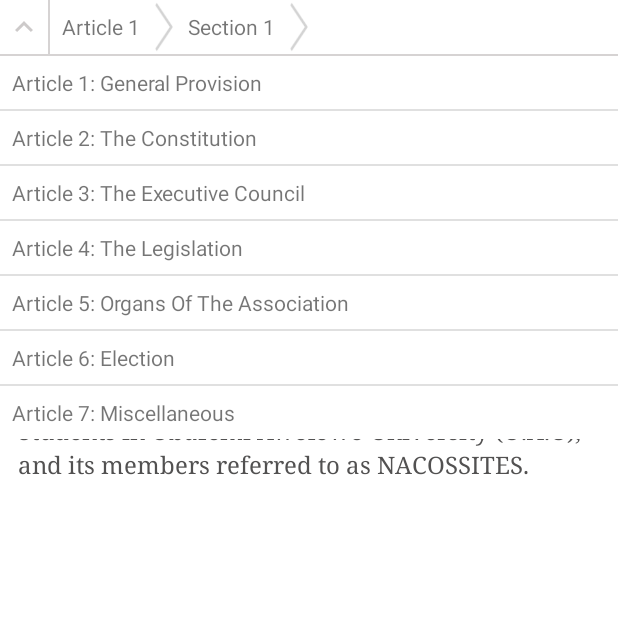
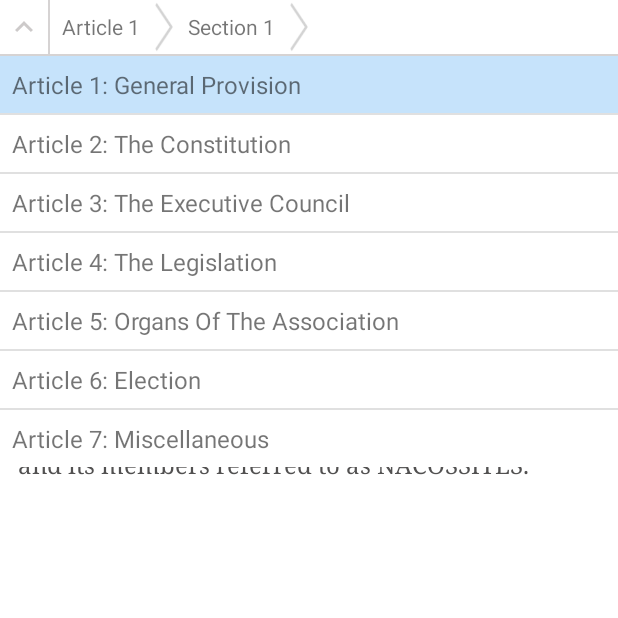
Before and after one commit to afomic/Nacoss, an Android app: the fragment ConstitutionDetailFragment placed in its activity, after a tap on an icon or button, on a phone screen of 412 x 824 dp, the top half of it. Run offline under Robolectric (Android 15) with nearby library versions, the phone set to English and light mode, and no system bars; 5 statements that could not run were skipped.

```diff
--- a/app/src/main/java/com/afomic/nacoss/adapter/ArticleListAdapter.java
+++ b/app/src/main/java/com/afomic/nacoss/adapter/ArticleListAdapter.java
@@ -1,10 +1,14 @@
 package com.afomic.nacoss.adapter;
 
 import android.content.Context;
+import android.graphics.Color;
+import android.view.LayoutInflater;
 import android.view.View;
 import android.view.ViewGroup;
 import android.widget.BaseAdapter;
 import android.widget.TextView;
+
+import com.afomic.nacoss.R;
 
 /**
  * Created by afomic on 14-Nov-16.
@@ -13,8 +17,10 @@ public class ArticleListAdapter extends BaseAdapter {
     String[]articles={"Article 1: General Provision","Article 2: The Constitution","Article 3: The Executive Council","Article 4: The Legislation",
             "Article 5: Organs Of The Association","Article 6: Election","Article 7: Miscellaneous"};
     Context context;
-    public ArticleListAdapter(Context context){
+    int article;
+    public ArticleListAdapter(Context context,int article){
         this.context=context;
+        this.article=article;
     }
     @Override
     public int getCount() {
@@ -33,9 +39,12 @@ public class ArticleListAdapter extends BaseAdapter {
 
     @Override
     public View getView(int position, View convertView, ViewGroup parent) {
-        TextView view=new TextView(context);
+        convertView= LayoutInflater.from(context).inflate(R.layout.aryicle_menu,parent,false);
+        if(position==article){
+            convertView.setBackgroundColor(Color.argb(214,187,222,251));
+        }
+        TextView view=(TextView) convertView.findViewById(R.id.article_menu);
         view.setText(getItem(position));
-        view.setPadding(12,12,12,12);
-        return view;
+        return convertView;
     }
 }
--- a/app/src/main/java/com/afomic/nacoss/fragment/ConstitutionDetailFragment.java
+++ b/app/src/main/java/com/afomic/nacoss/fragment/ConstitutionDetailFragment.java
@@ -15,9 +15,11 @@ import android.view.View;
 import android.view.ViewGroup;
 import android.widget.AdapterView;
 import android.widget.ImageView;
+import android.widget.LinearLayout;
 import android.widget.ListView;
 import android.widget.ScrollView;
 import android.widget.TextView;
+import android.widget.Toast;
 
 import com.afomic.nacoss.R;
 import com.afomic.nacoss.adapter.ArticleListAdapter;
@@ -41,7 +43,6 @@ public class ConstitutionDetailFragment extends Fragment {
     ImageView openAndClose;
     ListView articleList;
     ScrollView scrollView;
-    View articleListLayout;
     public interface constitutionCallback{
         public void articleSelected(int section);
     }
@@ -82,20 +83,17 @@ public class ConstitutionDetailFragment extends Fragment {
         * when its pressed
          */
 
-        articleList.setAdapter(new ArticleListAdapter(getActivity()));
+        articleList.setAdapter(new ArticleListAdapter(getActivity(),article));
         articleList.setOnItemClickListener(new AdapterView.OnItemClickListener() {
             @Override
             public void onItemClick(AdapterView<?> parent, View view, int position, long id) {
-                if(articleList!=null){
-                    articleListLayout.setBackgroundColor(Color.WHITE);
-                }
-                view.setBackgroundColor(Color.CYAN);
-                articleListLayout=view;
-                articleList.setVisibility(View.GONE);
                 callback.articleSelected(position);
 
             }
         });
+
+
+
         View.OnClickListener listener=new View.OnClickListener() {
             @Override
             public void onClick(View v) {
--- a/app/src/main/java/com/afomic/nacoss/fragment/SetClassDialog.java
+++ b/app/src/main/java/com/afomic/nacoss/fragment/SetClassDialog.java
@@ -103,7 +103,7 @@ public class SetClassDialog extends DialogFragment {
                         dbData.addClass(item);
                         callback.classAdded();
                         TimeTableClass previousItem=dbData.getClass((time-1),date);
-                        if(previousItem==null||!item.getName().equals(previousItem.getName())){//if the previous is the same as the next, dont set alar
+                        if(previousItem==null||!item.getName().equals(previousItem.getName())){//if the previous is the same as the next, dont set alarm
                             alarm.setAlarm(item);
                         }
                         dismiss();
--- a/app/src/main/java/com/afomic/nacoss/util/TimeTableConvert.java
+++ b/app/src/main/java/com/afomic/nacoss/util/TimeTableConvert.java
@@ -31,12 +31,10 @@ import static com.afomic.nacoss.data.Constants.TAG;
  */
 
 public class TimeTableConvert {
-   private Context context;
-   private TimeTableData dbData;
+    private TimeTableData dbData;
     private NotificationService alarm;
     public TimeTableConvert(Context c){
-        context=c;
-        dbData=new TimeTableData(context);
+        dbData=new TimeTableData(c);
         alarm=new NotificationService(c);
     }
     public JSONArray toJsonArray() throws JSONException{
@@ -48,11 +46,18 @@ public class TimeTableConvert {
         return array;
     }
     public void importTimeTable(JSONArray array)throws JSONException{
-        for(int i=0;i<array.length();i++){
-            JSONObject object=array.getJSONObject(i);
-            TimeTableClass item=new TimeTableClass(object);
+        for(int i=0;i<array.length();i++) {
+            JSONObject object = array.getJSONObject(i);
+            TimeTableClass item = new TimeTableClass(object);
             dbData.addClass(item);
-            alarm.setAlarm(item);
+            if (i!= 0) {
+                TimeTableClass previousItem=new TimeTableClass(array.getJSONObject(i-1));
+                if(!item.getName().equals(previousItem.getName())){//if the previous is the same as the next, dont set alarm
+                    alarm.setAlarm(item);
+                }
+            }else{
+                alarm.setAlarm(item);
+            }
         }
     }
 
--- a/app/src/main/res/layout/aryicle_menu.xml
+++ b/app/src/main/res/layout/aryicle_menu.xml
@@ -1,16 +1,12 @@
 <?xml version="1.0" encoding="utf-8"?>
 <LinearLayout xmlns:android="http://schemas.android.com/apk/res/android"
-    android:padding="16dp"
+    android:padding="8dp"
     android:orientation="horizontal" android:layout_width="match_parent"
     android:layout_height="match_parent">
-    <View
-        android:background="@drawable/circle"
-        android:layout_width="24dp"
-        android:layout_height="24dp"/>
     <TextView
-        android:gravity="center"
         android:text="Article 1"
         android:textSize="16sp"
+        android:id="@+id/article_menu"
         android:layout_width="match_parent"
         android:layout_height="wrap_content" />
 
```
